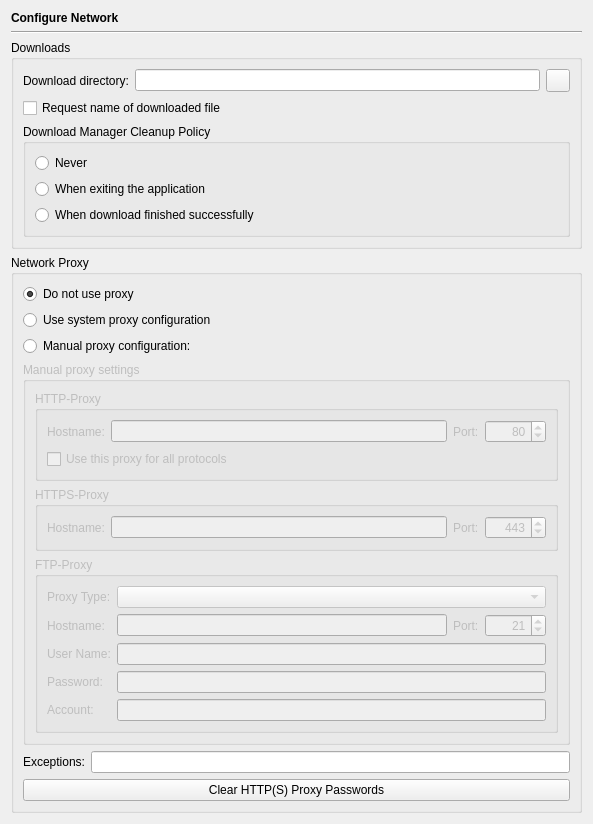
First picture: the form in Preferences/ConfigurationPages/NetworkPage.ui, repository sg-wireless/Pymakr, before the edit.
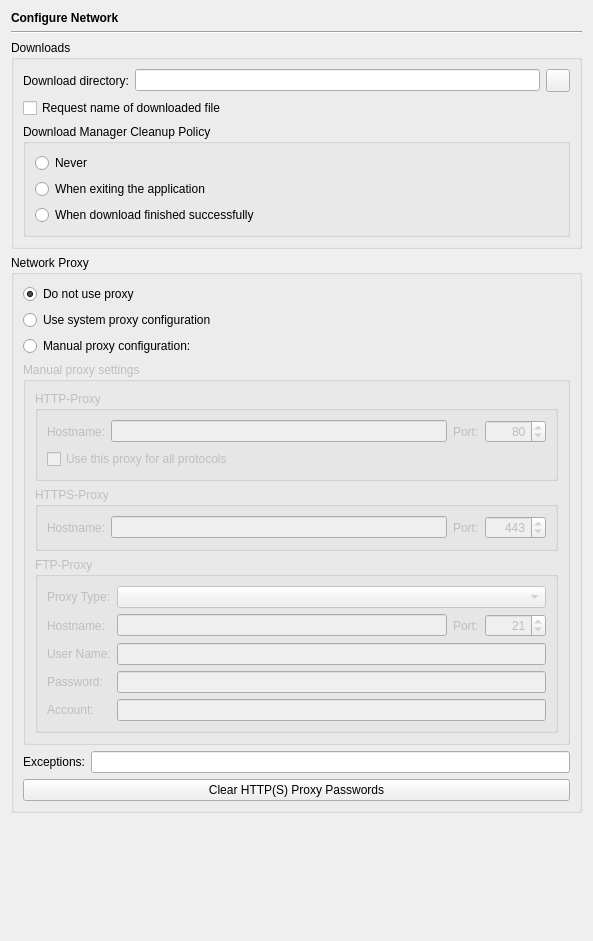
Second picture: the form after the edit.

Commit message: Fixed a Qt 5.6 compatibility issue in the Network configuration page. (grafted from 560ac4592e4b77cd1316cf1a54b07fb6a33ad280)

The edit to the form file:
```diff
--- a/Preferences/ConfigurationPages/NetworkPage.ui
+++ b/Preferences/ConfigurationPages/NetworkPage.ui
@@ -7,7 +7,7 @@
     <x>0</x>
     <y>0</y>
     <width>591</width>
-    <height>789</height>
+    <height>941</height>
    </rect>
   </property>
   <layout class="QVBoxLayout" name="verticalLayout_5">
```
Left out of the diff: 2 changed lines with no effect on the pictures. The commit also changes 1 other file.
